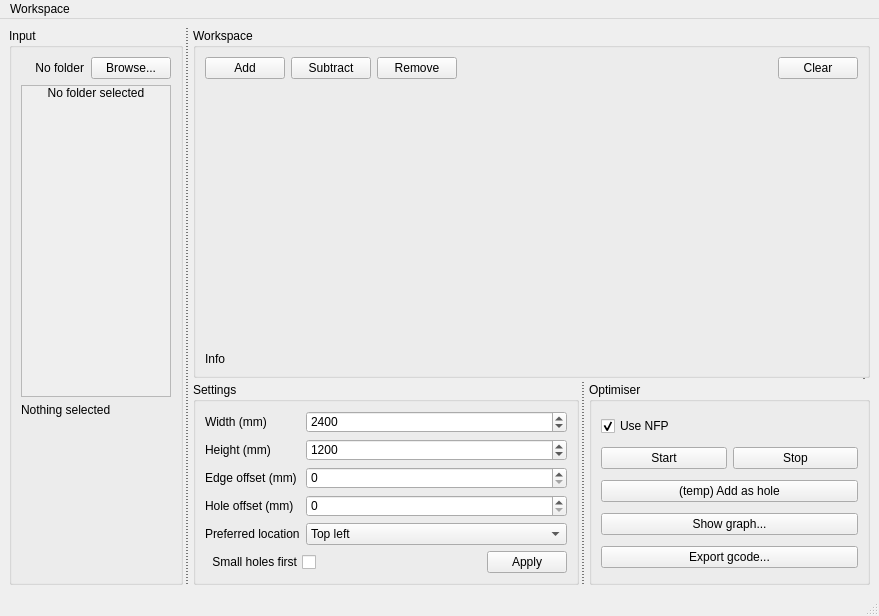
Papooch/WasteOptimiser, file gui/WasteOptimiserGUI.ui: the form before one commit.
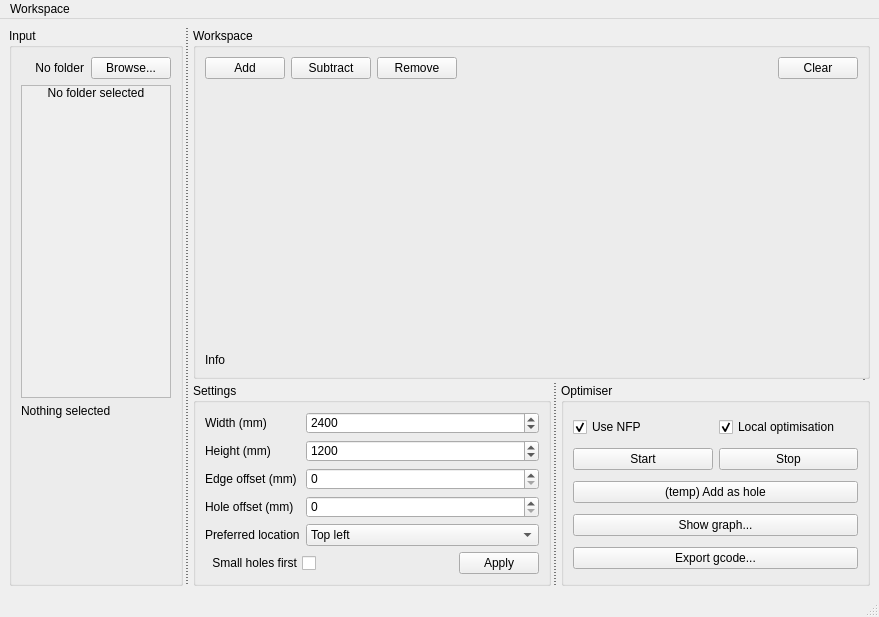
The form after the commit.

Commit message: Code refactoring, Local optimisation interface

Diff of the .ui file:
```diff
--- a/gui/WasteOptimiserGUI.ui
+++ b/gui/WasteOptimiserGUI.ui
@@ -7,7 +7,7 @@
     <x>0</x>
     <y>0</y>
     <width>879</width>
-    <height>616</height>
+    <height>617</height>
    </rect>
   </property>
   <property name="windowTitle">
@@ -97,7 +97,7 @@
              <x>0</x>
              <y>0</y>
              <width>148</width>
-             <height>316</height>
+             <height>317</height>
             </rect>
            </property>
            <layout class="QVBoxLayout" name="layout_input_list">
@@ -440,6 +440,8 @@
          </property>
          <layout class="QVBoxLayout" name="verticalLayout_5">
           <item>
+           <layout class="QHBoxLayout" name="horizontalLayout_5">
+            <item>
            <widget class="QCheckBox" name="cb_optimiser_use_nfp">
             <property name="text">
              <string>Use NFP</string>
@@ -448,6 +450,18 @@
              <bool>true</bool>
             </property>
            </widget>
+            </item>
+            <item>
+             <widget class="QCheckBox" name="cb_optimiser_local_optimisation">
+              <property name="text">
+               <string>Local optimisation</string>
+              </property>
+              <property name="checked">
+               <bool>true</bool>
+              </property>
+             </widget>
+            </item>
+           </layout>
           </item>
           <item>
            <layout class="QHBoxLayout" name="horizontalLayout_4">
```
Lines whose indentation alone changed are shown as unchanged. The commit also changes 3 other files.
